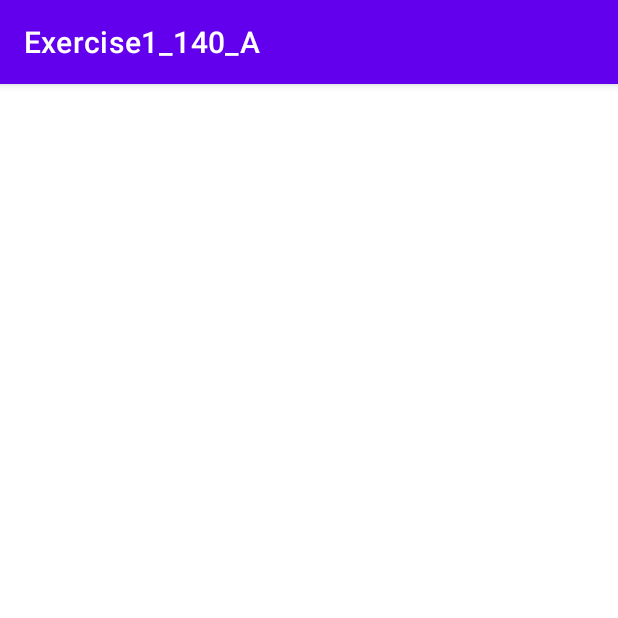
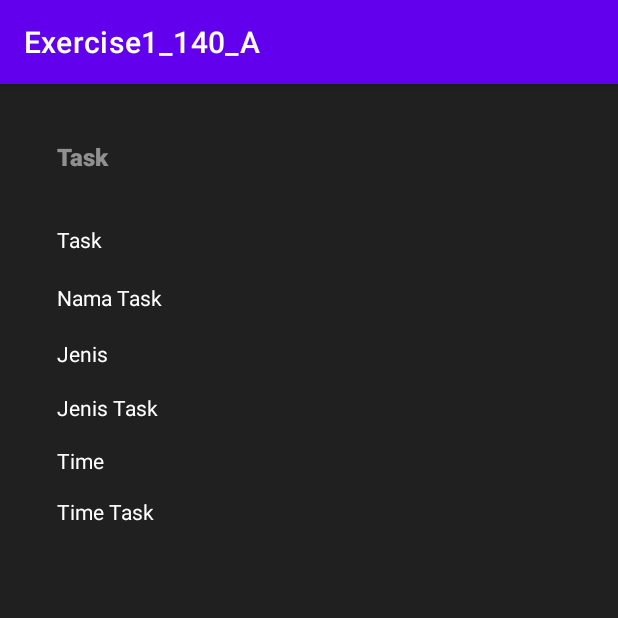
Before and after one commit to ahmadmm01/20200140140_Exe1_A, an Android app: the activity_result screen opened directly, with no data from a screen before it, on a phone screen of 412 x 824 dp, the top half of it. Run offline under Robolectric (Android 15) with nearby library versions, the phone set to English and light mode, and no system bars.

Commit message:
Create design activity_result.xml

```diff
--- a/app/src/main/res/layout/activity_result.xml
+++ b/app/src/main/res/layout/activity_result.xml
@@ -4,6 +4,99 @@
     xmlns:tools="http://schemas.android.com/tools"
     android:layout_width="match_parent"
     android:layout_height="match_parent"
+    android:background="#202020"
     tools:context=".activity_result">
 
+    <TextView
+        android:id="@+id/tTitle_result"
+        android:layout_width="wrap_content"
+        android:layout_height="wrap_content"
+        android:fontFamily="sans-serif-black"
+        android:text="@string/tTitle_result"
+        android:textColor="#80FFFFFF"
+        android:textSize="16sp"
+        app:layout_constraintBottom_toBottomOf="parent"
+        app:layout_constraintEnd_toEndOf="parent"
+        app:layout_constraintHorizontal_bias="0.1"
+        app:layout_constraintStart_toStartOf="parent"
+        app:layout_constraintTop_toTopOf="parent"
+        app:layout_constraintVertical_bias="0.05" />
+
+    <TextView
+        android:id="@+id/tTask_result"
+        android:layout_width="wrap_content"
+        android:layout_height="wrap_content"
+        android:text="@string/tTask_result"
+        android:textColor="#FFFFFF"
+        app:layout_constraintBottom_toBottomOf="parent"
+        app:layout_constraintEnd_toEndOf="parent"
+        app:layout_constraintHorizontal_bias="0"
+        app:layout_constraintStart_toStartOf="@+id/tTitle_result"
+        app:layout_constraintTop_toBottomOf="@+id/tTitle_result"
+        app:layout_constraintVertical_bias="0.05" />
+
+    <TextView
+        android:id="@+id/tNamaTask_result"
+        android:layout_width="wrap_content"
+        android:layout_height="wrap_content"
+        android:text="@string/tNamaTask_result"
+        android:textColor="#FFFFFF"
+        app:layout_constraintBottom_toBottomOf="parent"
+        app:layout_constraintEnd_toEndOf="parent"
+        app:layout_constraintHorizontal_bias="0"
+        app:layout_constraintStart_toStartOf="@+id/tTitle_result"
+        app:layout_constraintTop_toBottomOf="@+id/tTask_result"
+        app:layout_constraintVertical_bias="0.03" />
+
+    <TextView
+        android:id="@+id/tJenis_result"
+        android:layout_width="wrap_content"
+        android:layout_height="wrap_content"
+        android:text="@string/tJenis_result"
+        android:textColor="#FFFFFF"
+        app:layout_constraintBottom_toBottomOf="parent"
+        app:layout_constraintEnd_toEndOf="parent"
+        app:layout_constraintHorizontal_bias="0"
+        app:layout_constraintStart_toStartOf="@+id/tTitle_result"
+        app:layout_constraintTop_toBottomOf="@+id/tNamaTask_result"
+        app:layout_constraintVertical_bias="0.03" />
+
+    <TextView
+        android:id="@+id/tJenisTask_result"
+        android:layout_width="wrap_content"
+        android:layout_height="wrap_content"
+        android:text="@string/tJenisTask_result"
+        android:textColor="#FFFFFF"
+        app:layout_constraintBottom_toBottomOf="parent"
+        app:layout_constraintEnd_toEndOf="parent"
+        app:layout_constraintHorizontal_bias="0"
+        app:layout_constraintStart_toStartOf="@+id/tJenis_result"
+        app:layout_constraintTop_toBottomOf="@+id/tJenis_result"
+        app:layout_constraintVertical_bias="0.03" />
+
+    <TextView
+        android:id="@+id/tTime_result"
+        android:layout_width="wrap_content"
+        android:layout_height="wrap_content"
+        android:text="@string/tTime_result"
+        android:textColor="#FFFFFF"
+        app:layout_constraintBottom_toBottomOf="parent"
+        app:layout_constraintEnd_toEndOf="parent"
+        app:layout_constraintHorizontal_bias="0"
+        app:layout_constraintStart_toStartOf="@+id/tJenisTask_result"
+        app:layout_constraintTop_toBottomOf="@+id/tJenisTask_result"
+        app:layout_constraintVertical_bias="0.03" />
+
+    <TextView
+        android:id="@+id/tTimeTask_result"
+        android:layout_width="wrap_content"
+        android:layout_height="wrap_content"
+        android:text="@string/tTimeTask_result"
+        android:textColor="#FFFFFF"
+        app:layout_constraintBottom_toBottomOf="parent"
+        app:layout_constraintEnd_toEndOf="parent"
+        app:layout_constraintHorizontal_bias="0"
+        app:layout_constraintStart_toStartOf="@+id/tTime_result"
+        app:layout_constraintTop_toBottomOf="@+id/tTime_result"
+        app:layout_constraintVertical_bias="0.03" />
 </androidx.constraintlayout.widget.ConstraintLayout>
--- a/app/src/main/res/values/strings.xml
+++ b/app/src/main/res/values/strings.xml
@@ -31,4 +31,12 @@
     <string name="tTime_task">Time Task</string>
     <string name="etTime_task">Masukkan Time Task</string>
     <string name="fabAdd_task">Tambah Task</string>
+    <!--activity_result-->
+    <string name="tTitle_result">Task</string>
+    <string name="tTask_result">Task</string>
+    <string name="tNamaTask_result">Nama Task</string>
+    <string name="tJenis_result">Jenis</string>
+    <string name="tJenisTask_result">Jenis Task</string>
+    <string name="tTime_result">Time</string>
+    <string name="tTimeTask_result">Time Task</string>
 </resources>
```
